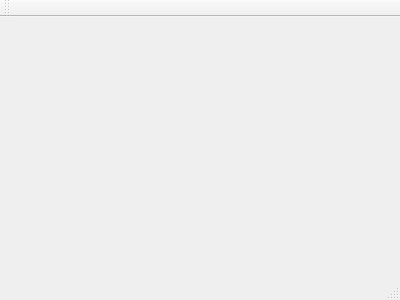
Before: the Qt Designer form mainwindow.ui in ultra-iter/ShakeLedTest, drawn with Qt 5.
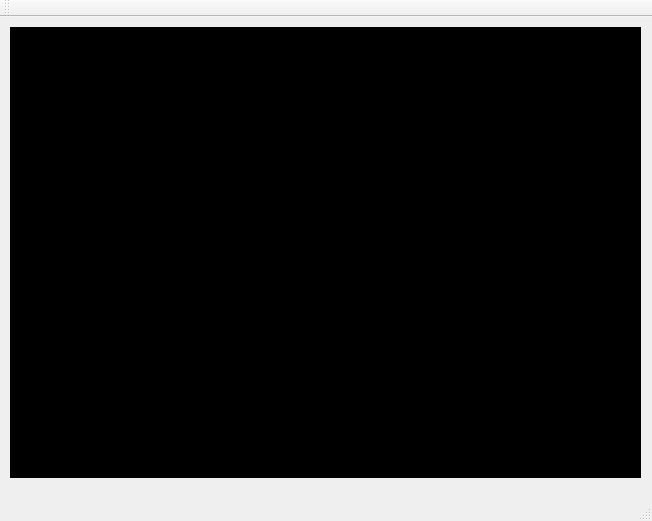
After: the same form once the commit is applied.

Commit message: Simple test function.

Patch:
```diff
--- a/mainwindow.ui
+++ b/mainwindow.ui
@@ -1,24 +1,53 @@
 <ui version="4.0">
  <class>MainWindow</class>
- <widget class="QMainWindow" name="MainWindow" >
-  <property name="geometry" >
+ <widget class="QMainWindow" name="MainWindow">
+  <property name="geometry">
    <rect>
     <x>0</x>
     <y>0</y>
-    <width>400</width>
-    <height>300</height>
+    <width>652</width>
+    <height>521</height>
    </rect>
   </property>
   <property name="windowTitle" >
    <string>MainWindow</string>
   </property>
-  <widget class="QMenuBar" name="menuBar" />
-  <widget class="QToolBar" name="mainToolBar" />
-  <widget class="QWidget" name="centralWidget" />
-  <widget class="QStatusBar" name="statusBar" />
+  <widget class="QWidget" name="centralWidget">
+   <widget class="QTableWidget" name="tableWidget">
+    <property name="geometry">
+     <rect>
+      <x>10</x>
+      <y>10</y>
+      <width>631</width>
+      <height>451</height>
+     </rect>
+    </property>
+    <property name="styleSheet">
+     <string notr="true">background-color: rgb(0, 0, 0);</string>
+    </property>
+   </widget>
+  </widget>
+  <widget class="QMenuBar" name="menuBar">
+   <property name="geometry">
+    <rect>
+     <x>0</x>
+     <y>0</y>
+     <width>652</width>
+     <height>17</height>
+    </rect>
+   </property>
+  </widget>
+  <widget class="QToolBar" name="mainToolBar">
+   <attribute name="toolBarArea">
+    <enum>TopToolBarArea</enum>
+   </attribute>
+   <attribute name="toolBarBreak">
+    <bool>false</bool>
+   </attribute>
+  </widget>
+  <widget class="QStatusBar" name="statusBar"/>
  </widget>
- <layoutDefault spacing="6" margin="11" />
- <pixmapfunction></pixmapfunction>
+ <layoutdefault spacing="6" margin="11"/>
  <resources/>
  <connections/>
 </ui>
```
Left out of the diff: 3 changed lines with no effect on the pictures. The commit also changes 2 other files.
